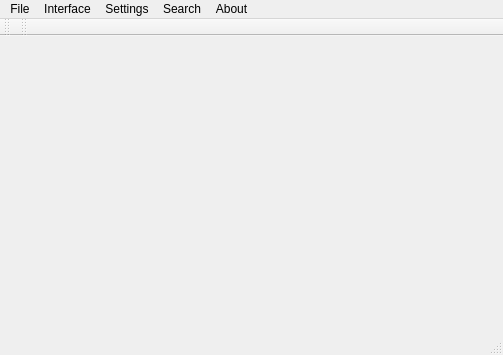
Qt form src/main/mainwindow.ui (axsapronov/QSopherim) before a commit.
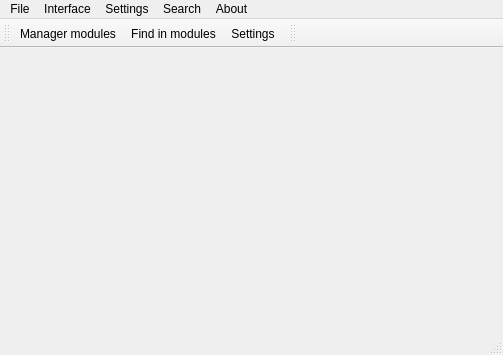
The same form after that commit. Icons and pictures are not drawn.

Commit message: [ADD] Add icons (find, manager modules). Update gui settings

What changed in the file:
```diff
--- a/src/main/mainwindow.ui
+++ b/src/main/mainwindow.ui
@@ -96,12 +96,21 @@
    <property name="windowTitle">
     <string>main toolbar</string>
    </property>
+   <property name="iconSize">
+    <size>
+     <width>32</width>
+     <height>32</height>
+    </size>
+   </property>
    <attribute name="toolBarArea">
     <enum>TopToolBarArea</enum>
    </attribute>
    <attribute name="toolBarBreak">
     <bool>false</bool>
    </attribute>
+   <addaction name="action_Settings_Module"/>
+   <addaction name="action_Search_Find_In_Modules"/>
+   <addaction name="action_Settings_General"/>
   </widget>
   <widget class="QStatusBar" name="statusBar"/>
   <widget class="QToolBar" name="toolBar">
```
Left out of the diff: 8 changed lines with no effect on the pictures. The commit also changes 5 other files.
